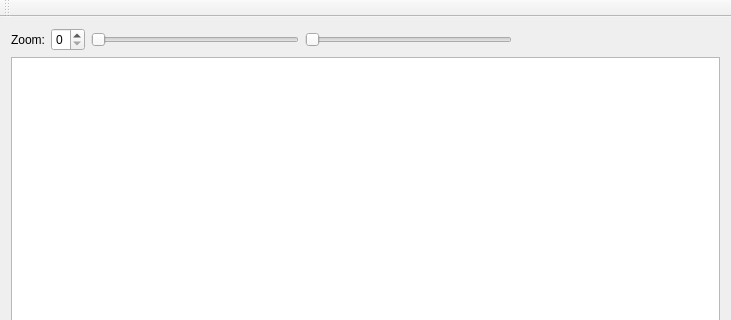
Qt form mainwindow.ui (elektrokokke/elektrocillin) before a commit; both pictures show x 0 to 731 and y 0 to 320 of the 731 by 518 pixel window.
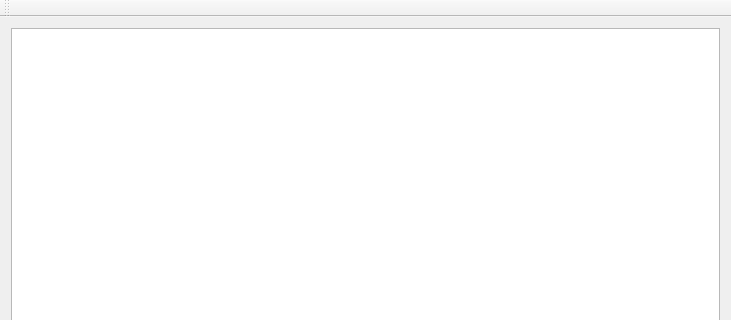
The same form after that commit.

Commit message:
Added modification of cutoff and resonance via the graphics view
Changed GraphicsNodeItem such that it can signal scaled position
changes, linearly and/or logarithmically.

Changed MainWindow to show the changes on a IIRMoogFilter's filter
response.

```diff
--- a/mainwindow.ui
+++ b/mainwindow.ui
@@ -21,63 +21,6 @@
   </property>
   <widget class="QWidget" name="centralWidget">
    <layout class="QVBoxLayout" name="verticalLayout">
-    <item>
-     <layout class="QHBoxLayout" name="horizontalLayout">
-      <item>
-       <widget class="QLabel" name="label">
-        <property name="text">
-         <string>Zoom:</string>
-        </property>
-       </widget>
-      </item>
-      <item>
-       <widget class="QSpinBox" name="spinBoxZoom">
-        <property name="minimum">
-         <number>0</number>
-        </property>
-        <property name="maximum">
-         <number>8</number>
-        </property>
-       </widget>
-      </item>
-      <item>
-       <widget class="QSlider" name="horizontalSliderCutoff">
-        <property name="minimum">
-         <number>0</number>
-        </property>
-        <property name="maximum">
-         <number>100</number>
-        </property>
-        <property name="orientation">
-         <enum>Qt::Horizontal</enum>
-        </property>
-       </widget>
-      </item>
-      <item>
-       <widget class="QSlider" name="horizontalSliderResonance">
-        <property name="maximum">
-         <number>100</number>
-        </property>
-        <property name="orientation">
-         <enum>Qt::Horizontal</enum>
-        </property>
-       </widget>
-      </item>
-      <item>
-       <spacer name="horizontalSpacer">
-        <property name="orientation">
-         <enum>Qt::Horizontal</enum>
-        </property>
-        <property name="sizeHint" stdset="0">
-         <size>
-          <width>40</width>
-          <height>20</height>
-         </size>
-        </property>
-       </spacer>
-      </item>
-     </layout>
-    </item>
     <item>
      <widget class="QGraphicsView" name="graphicsView"/>
     </item>
```
The commit also changes 6 other files.
